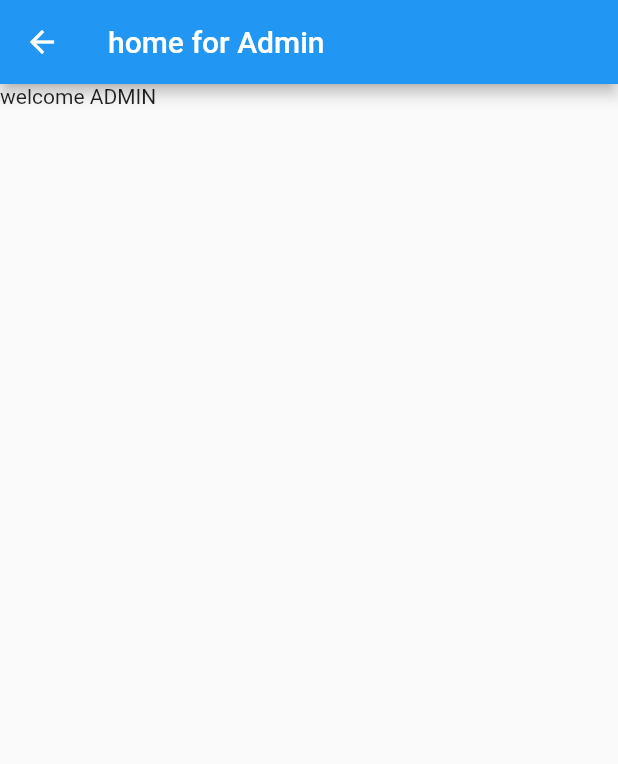
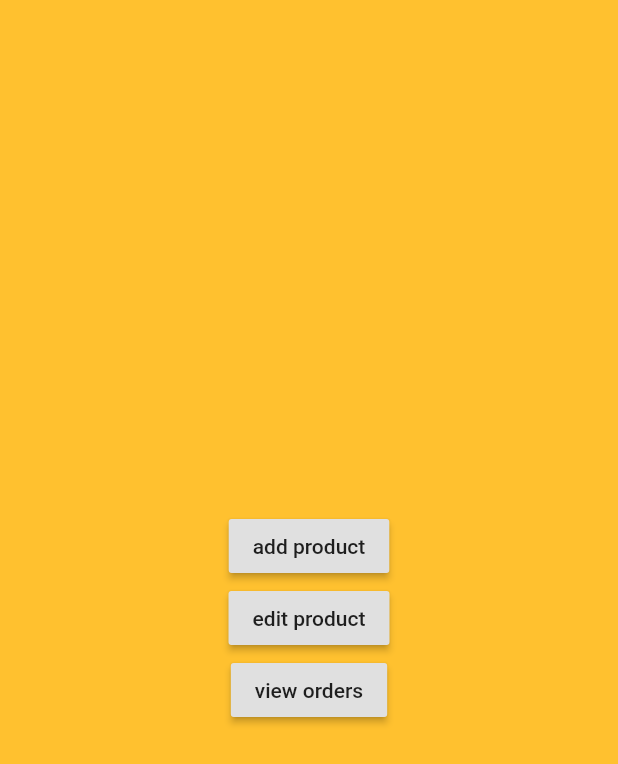
Before and after one commit to abdelghanimeliani/e_commerce_mini_app, a Flutter app: the AdminHome screen opened by its route, on a phone screen of 412 x 824 dp. Shown: the top 764 px of the screen. Run offline on Flutter 3.47's test engine with Material 2 defaults, Android fonts, the phone set to English and light mode, and no system bars; our stand-ins replace cloud_firestore, firebase_auth, firebase_core, modal_progress_hud; accounts and stored records are empty.

Commit message:
add product

```diff
--- a/lib/const.dart
+++ b/lib/const.dart
@@ -2,3 +2,9 @@ import 'dart:ui';
 
 const kMainColor = Color(0xFFFFC12F);
 const kSecondaryColor = Color(0xFFFFE6AC);
+const kProductsCollection = "product";
+const kNameProduct = "name";
+const kDescriptionProduct = "descreprion";
+const kPriceProduct = "price";
+const kCategoryProduct = "category";
+const kLocationProduct = "location";
--- a/lib/main.dart
+++ b/lib/main.dart
@@ -1,5 +1,6 @@
 import 'package:e_commerce_mini_app/provider/admin_mod.dart';
 import 'package:e_commerce_mini_app/provider/modalhud.dart';
+import 'package:e_commerce_mini_app/screens/admin/add_product.dart';
 import 'package:e_commerce_mini_app/screens/admin/admine_home.dart';
 import 'package:e_commerce_mini_app/screens/signin_screen.dart';
 import 'package:e_commerce_mini_app/screens/user/home_page.dart';
@@ -31,6 +32,7 @@ class MyApp extends StatelessWidget {
           SignupScreen.id: (context) => SignupScreen(),
           HomePage.id: (context) => HomePage(),
           AdminHome.id: (context) => AdminHome(),
+          AddProduct.id: (context) => AddProduct(),
         },
       ),
     );
--- /dev/null
+++ b/lib/models/product.dart
@@ -0,0 +1,9 @@
+class Product {
+  String pName, pPrice, pLocation, pDescreption, pCategorie;
+  Product(
+      {this.pName,
+      this.pPrice,
+      this.pLocation,
+      this.pDescreption,
+      this.pCategorie});
+}
--- a/lib/screens/admin/admine_home.dart
+++ b/lib/screens/admin/admine_home.dart
@@ -1,3 +1,5 @@
+import 'package:e_commerce_mini_app/const.dart';
+import 'package:e_commerce_mini_app/screens/admin/add_product.dart';
 import 'package:flutter/cupertino.dart';
 import 'package:flutter/material.dart';
 
@@ -6,12 +8,21 @@ class AdminHome extends StatelessWidget {
   @override
   Widget build(BuildContext context) {
     return Scaffold(
-      appBar: AppBar(
-        title: Text("home for Admin"),
-      ),
+      backgroundColor: kMainColor,
       body: Column(
+        mainAxisAlignment: MainAxisAlignment.center,
+        crossAxisAlignment: CrossAxisAlignment.center,
         children: [
-          Text('welcome ADMIN'),
+          SizedBox(
+            width: double.infinity,
+          ),
+          RaisedButton(
+              child: Text("add product"),
+              onPressed: () {
+                Navigator.of(context).pushNamed(AddProduct.id);
+              }),
+          RaisedButton(child: Text("edit product"), onPressed: () {}),
+          RaisedButton(child: Text("view orders"), onPressed: () {}),
         ],
       ),
     );
--- /dev/null
+++ b/lib/services/store.dart
@@ -0,0 +1,17 @@
+import 'package:cloud_firestore/cloud_firestore.dart';
+import 'package:e_commerce_mini_app/const.dart';
+import 'package:e_commerce_mini_app/models/product.dart';
+
+class Store {
+  FirebaseFirestore firebaseFirestore = FirebaseFirestore.instance;
+
+  addProduct(Product product) {
+    firebaseFirestore.collection(kProductsCollection).add({
+      kNameProduct: product.pName,
+      kPriceProduct: product.pPrice,
+      kDescriptionProduct: product.pDescreption,
+      kCategoryProduct: product.pCategorie,
+      kLocationProduct: product.pLocation
+    });
+  }
+}
--- a/pubspec.yaml
+++ b/pubspec.yaml
@@ -28,6 +28,7 @@ dependencies:
   # The following adds the Cupertino Icons font to your application.
   # Use with the CupertinoIcons class for iOS style icons.
   cupertino_icons: ^1.0.0
+  cloud_firestore: ^0.16.0
 
 dev_dependencies:
   provider: ^4.3.3
```
Also changed, not shown: lib/screens/admin/add_product.dart (added, +86 -0 lines), pubspec.lock, 1 other file.
